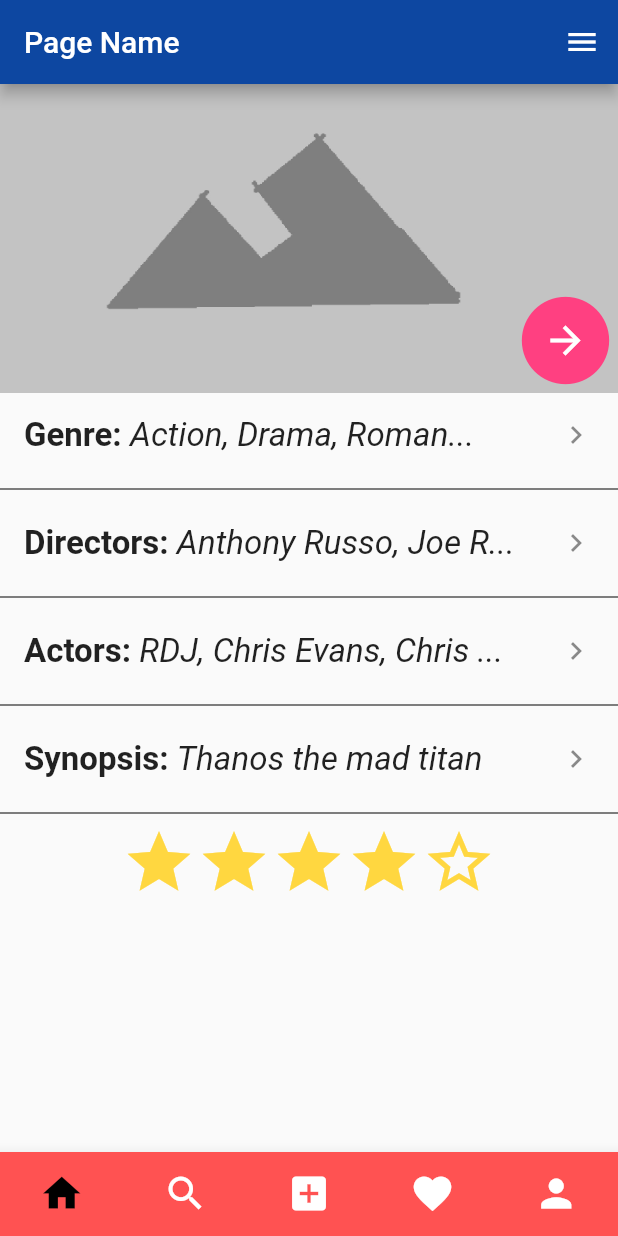
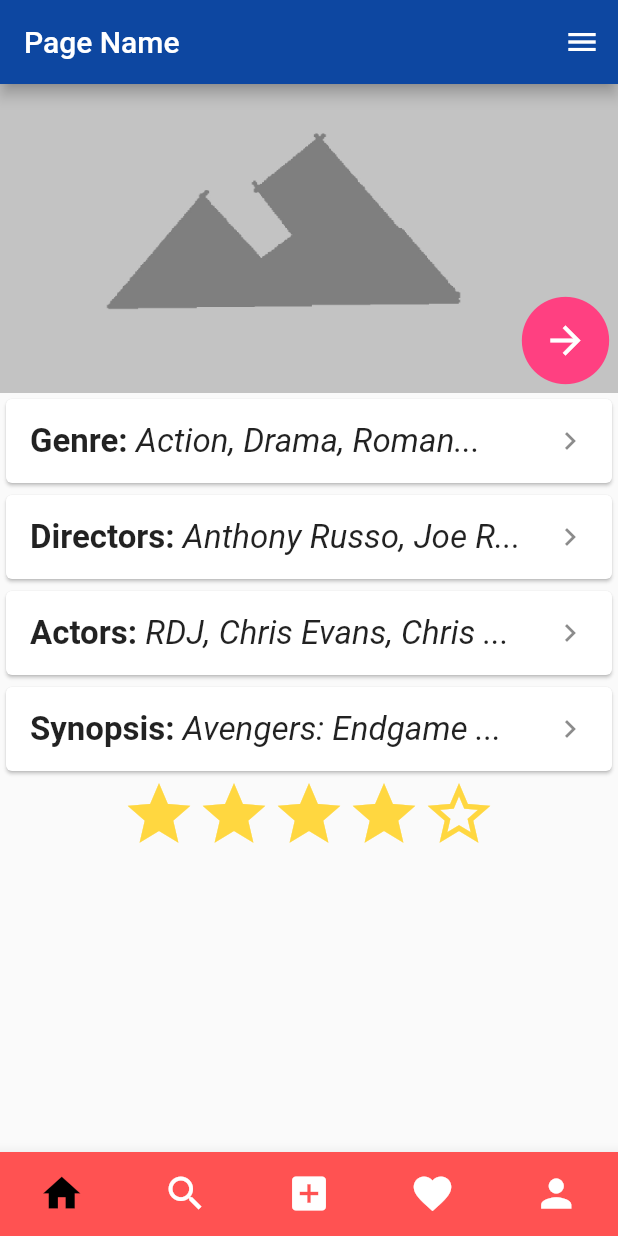
Before and after one commit to ec862/IPgroup11, a Flutter app: the screen it shows after launch, on a phone screen of 412 x 824 dp. Run offline on Flutter 3.47's test engine with Material 2 defaults, Android fonts, the phone set to English and light mode, and no system bars.

Commit message:
added card in listtile

```diff
--- a/lib/MovieScreen.dart
+++ b/lib/MovieScreen.dart
@@ -25,7 +25,19 @@ class _MovieScreenState extends State<MovieScreen> {
     directors = ["Anthony Russo", "Joe Russo"];
     actors = ["RDJ", "Chris Evans", "Chris Hemsworth", "Chris Prat"];
     genres = ["Action", "Drama", "Romantic"];
-    synopsis = "Thanos the mad titan";
+    synopsis = "Avengers: Endgame picks up after the events "
+        "of Avengers: Infinity War, which saw the Avengers "
+        "divided and defeated. Thanos won the day and used "
+        "the Infinity Stones to snap away half of all life "
+        "in the universe. Only the original Avengers - "
+        "Iron Man, Captain America, Thor, Hulk, Black Widow, "
+        "and Hawkeye remain, along with some key allies like "
+        "War Machine, Ant-Man, Rocket Raccoon, Nebula, and "
+        "Captain Marvel. Each of the survivors deals with the "
+        "fallout from Thanos' decimation in different ways, but "
+        "when an opportunity presents itself to potentially save "
+        "those who vanished, they all come together and set out to "
+        "defeat Thanos, once and for all.";
     rating = 5;
   }
 
@@ -49,8 +61,8 @@ class _MovieScreenState extends State<MovieScreen> {
 
       body: ListView(
         children: <Widget>[
-          getMoviePicture(context),
-          getMovieInfo(context),
+          _getMoviePicture(context),
+          _getMovieInfo(context),
         ],
       ), //TODO
 
@@ -93,7 +105,7 @@ class _MovieScreenState extends State<MovieScreen> {
     );
   }
 
-  Widget getMoviePicture(context) {
+  Widget _getMoviePicture(context) {
     return Stack(
       children: <Widget>[
         Container(
@@ -136,13 +148,13 @@ class _MovieScreenState extends State<MovieScreen> {
     );
   }
 
-  Widget getMovieInfo(context) {
-    String directorString = getStringsFromList(directors);
-    String actorsString = getStringsFromList(actors, limit: 24);
-    String genreString = getStringsFromList(genres);
+  Widget _getMovieInfo(context) {
+    String directorString = _getStringsFromList(directors);
+    String actorsString = _getStringsFromList(actors, limit: 24);
+    String genreString = _getStringsFromList(genres);
     return Column(
       children: <Widget>[
-        movieInfoContent("Genre", genreString, onPress: () {
+        _movieInfoContent("Genre", genreString, onPress: () {
           Navigator.of(context).push(MaterialPageRoute(builder: (context) {
             return MovieListZoomIn(
               movieName: "Avengers",
@@ -150,8 +162,7 @@ class _MovieScreenState extends State<MovieScreen> {
             );
           }));
         }),
-        fullDivider(),
-        movieInfoContent("Directors", directorString, onPress: () {
+        _movieInfoContent("Directors", directorString, onPress: () {
           Navigator.of(context).push(MaterialPageRoute(builder: (context) {
             return MovieListZoomIn(
               movieName: "Avengers",
@@ -159,8 +170,7 @@ class _MovieScreenState extends State<MovieScreen> {
             );
           }));
         }),
-        fullDivider(),
-        movieInfoContent("Actors", actorsString, onPress: () {
+        _movieInfoContent("Actors", actorsString, onPress: () {
           Navigator.of(context).push(MaterialPageRoute(builder: (context) {
             return MovieListZoomIn(
               movieName: "Avengers",
@@ -168,8 +178,7 @@ class _MovieScreenState extends State<MovieScreen> {
             );
           }));
         }),
-        fullDivider(),
-        movieInfoContent("Synopsis", synopsis, onPress: () {
+        _movieInfoContent("Synopsis", _getShorterText(synopsis), onPress: () {
           Navigator.of(context).push(MaterialPageRoute(builder: (context) {
             return MovieListZoomIn(
               movieName: "Avengers",
@@ -177,14 +186,14 @@ class _MovieScreenState extends State<MovieScreen> {
             );
           }));
         }),
-        fullDivider(),
-        stars(4),
+        _stars(4),
       ],
     );
   }
 
-  Widget movieInfoContent(String title, String subtitle, {Function onPress}) {
-    return ListTile(
+  Widget _movieInfoContent(String title, String subtitle, {Function onPress}) {
+    return Card(
+      child: ListTile(
         title: Text.rich(
           TextSpan(children: [
             TextSpan(
@@ -207,10 +216,11 @@ class _MovieScreenState extends State<MovieScreen> {
         onTap: () {
           if (onPress != null) onPress();
         },
+      ),
     );
   }
 
-  Widget stars(int rating) {
+  Widget _stars(int rating) {
     return SizedBox(
       height: 50,
       child: ListView.builder(
@@ -228,22 +238,16 @@ class _MovieScreenState extends State<MovieScreen> {
     );
   }
 
-  Widget fullDivider() {
-    return Divider(
-      color: Colors.black,
-    );
-  }
-
-  String getShorterText(String text) {
+  String _getShorterText(String text) {
     String toReturn = text;
     if (text.length >= 18) {
-      toReturn.substring(0, 18);
+      toReturn = toReturn.substring(0, 18);
       toReturn += "...";
     }
     return toReturn;
   }
 
-  String getStringsFromList(List<String> list, {int limit}) {
+  String _getStringsFromList(List<String> list, {int limit}) {
     String toReturn = "";
     limit = limit ?? 20;
     for (int i = 0; i < list.length; i++) {
```
Lines whose indentation alone changed are shown as unchanged.
